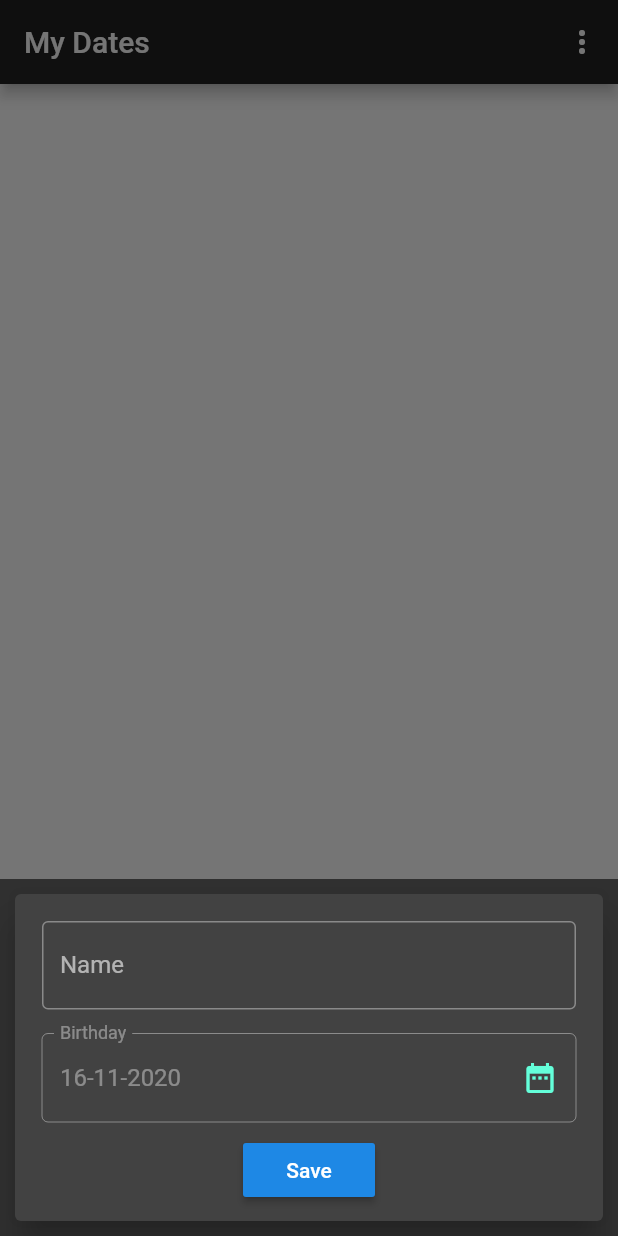
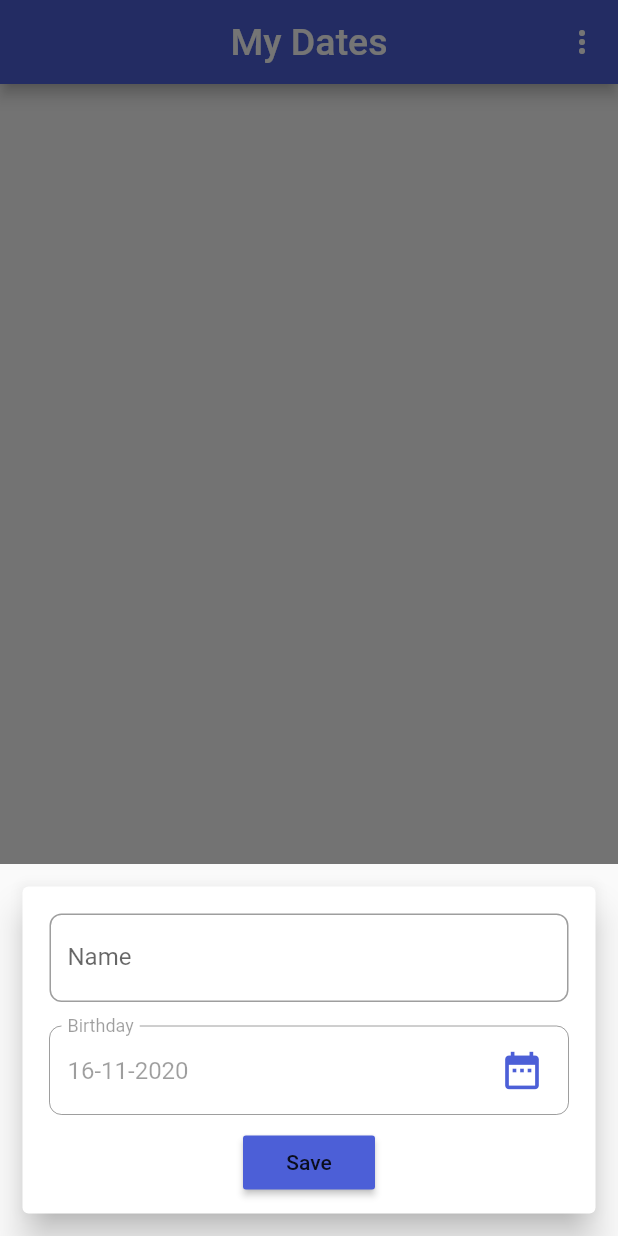
Before and after one commit to nick990/AgeCalculator, a Flutter app: the screen it shows after launch, item 2 of the bottom bar chosen, after a tap on the "add" icon, on a phone screen of 412 x 824 dp. Run offline on Flutter 3.47's test engine with Material 2 defaults, Android fonts, the phone set to English and light mode, and no system bars; our stand-ins replace share, sqflite; accounts and stored records are empty.

Commit message:
First restyle.

```diff
--- a/lib/main.dart
+++ b/lib/main.dart
@@ -3,6 +3,7 @@ import 'package:age_calculator/pages/my_date_details_screen.dart';
 import 'package:age_calculator/pages/settings_screen.dart';
 import 'package:age_calculator/providers/mydates_provider.dart';
 import 'package:age_calculator/providers/settings_provider.dart';
+import 'package:age_calculator/themes/app_theme.dart';
 import 'package:flutter/material.dart';
 import 'package:provider/provider.dart';
 
@@ -23,15 +24,16 @@ class MyApp extends StatelessWidget {
       child: MaterialApp(
         debugShowCheckedModeBanner: false,
         title: 'Age Calculator',
-        theme: ThemeData(
-          brightness: Brightness.dark,
-          primaryColorDark: Colors.deepOrangeAccent,
-          scaffoldBackgroundColor: Colors.white24,
-          cardTheme: CardTheme(
-            elevation: 10,
-            margin: EdgeInsets.all(10),
-          ),
-        ),
+        // theme: ThemeData(
+        //   brightness: Brightness.dark,
+        //   primaryColorDark: Colors.deepOrangeAccent,
+        //   scaffoldBackgroundColor: Colors.white24,
+        //   cardTheme: CardTheme(
+        //     elevation: 10,
+        //     margin: EdgeInsets.all(10),
+        //   ),
+        // ),
+        theme: AppTheme.lightTheme,
         initialRoute: '/',
         routes: {
           '/': (context) => Home(),
--- a/lib/pages/calculator_partial_screen.dart
+++ b/lib/pages/calculator_partial_screen.dart
@@ -1,7 +1,9 @@
 import 'package:age_calculator/models/Age.dart';
 import 'package:age_calculator/models/Lifetime.dart';
 import 'package:age_calculator/providers/settings_provider.dart';
+import 'package:age_calculator/themes/app_theme.dart';
 import 'package:age_calculator/widgets/age.dart';
+import 'package:age_calculator/widgets/gradient_icon.dart';
 import 'package:age_calculator/widgets/lifetime.dart';
 import 'package:age_calculator/widgets/mydate_creation.dart';
 import 'package:age_calculator/widgets/next_birthday.dart';
@@ -68,10 +70,14 @@ class _CalculatorPartialScreenState extends State<CalculatorPartialScreen> {
                     style: Theme.of(context).textTheme.headline4,
                     decoration: InputDecoration(
                       labelText: 'Birthday',
-                      border: const OutlineInputBorder(),
-                      suffixIcon: Icon(
-                        Icons.date_range,
-                        color: Theme.of(context).accentColor,
+                      disabledBorder: AppTheme.textInputBorder,
+                      suffixIcon: Padding(
+                        padding: const EdgeInsets.symmetric(horizontal: 16),
+                        child: GradientIcon(
+                          icon: Icons.date_range,
+                          size: 45,
+                          gradient: AppTheme.gradient1,
+                        ),
                       ),
                     ),
                     controller: birthdayController,
@@ -98,9 +104,8 @@ class _CalculatorPartialScreenState extends State<CalculatorPartialScreen> {
                 child: TextField(
                   style: Theme.of(context).textTheme.headline4,
                   decoration: InputDecoration(
-                    labelText: 'Today',
-                    border: const OutlineInputBorder(),
-                  ),
+                      labelText: 'Today',
+                      disabledBorder: AppTheme.textInputBorder),
                   controller: todayController,
                   enabled: false,
                   onSubmitted: (_) {},
@@ -135,7 +140,6 @@ class _CalculatorPartialScreenState extends State<CalculatorPartialScreen> {
         (this.birthdayDate == null)
             ? null
             : FloatingActionButton(
-                backgroundColor: Theme.of(context).primaryColorDark,
                 onPressed: () {
                   showModalBottomSheet(
                       context: context,
@@ -146,10 +150,18 @@ class _CalculatorPartialScreenState extends State<CalculatorPartialScreen> {
                         );
                       });
                 },
-                child: Icon(
-                  Icons.save,
-                  size: 40,
-                  color: Colors.white,
+                child: Container(
+                  width: 60,
+                  height: 60,
+                  decoration: BoxDecoration(
+                    shape: BoxShape.circle,
+                    // circular shape
+                    gradient: AppTheme.gradient2,
+                  ),
+                  child: Icon(
+                    Icons.save,
+                    size: 40,
+                  ),
                 ),
               );
 
--- a/lib/pages/home.dart
+++ b/lib/pages/home.dart
@@ -1,5 +1,7 @@
 import 'package:age_calculator/pages/calculator_partial_screen.dart';
 import 'package:age_calculator/pages/my_dates_partial_screen.dart';
+import 'package:age_calculator/themes/app_theme.dart';
+import 'package:age_calculator/widgets/gradient_icon.dart';
 import 'package:flutter/material.dart';
 import 'package:share/share.dart';
 
@@ -61,7 +63,6 @@ class _HomeState extends State<Home> {
     var list = List<BottomNavigationBarItem>();
     for (var page in _pages) {
       var item = BottomNavigationBarItem(
-        backgroundColor: Theme.of(context).primaryColor,
         icon: Icon(page['icon']),
         title: Text(page['icon_text']),
       );
@@ -92,7 +93,11 @@ class _HomeState extends State<Home> {
   Widget build(BuildContext context) {
     return Scaffold(
       appBar: AppBar(
-        title: Text(_pages[_selectedPageIndex]['title']),
+        //backgroundColor: AppTheme.appBarBackgroundColor,
+        title: Text(
+          _pages[_selectedPageIndex]['title'],
+          style: AppTheme.appBarTextStyle,
+        ),
         actions: [
           PopupMenuButton<RoutePopupMenuItem>(
             onSelected: (choice) {
@@ -106,7 +111,7 @@ class _HomeState extends State<Home> {
                       children: [
                         Icon(
                           item.icon,
-                          color: Theme.of(context).accentColor,
+                          color: AppTheme.color1,
                         ),
                         Padding(padding: EdgeInsets.all(8.0)),
                         Text(item.title),
@@ -120,12 +125,10 @@ class _HomeState extends State<Home> {
       body: _pages[_selectedPageIndex]['page'],
       bottomNavigationBar: BottomNavigationBar(
         onTap: _selectPage,
-        backgroundColor: Theme.of(context).primaryColor,
-        unselectedItemColor: Colors.white,
-        selectedItemColor: Theme.of(context).accentColor,
         currentIndex: _selectedPageIndex,
         type: BottomNavigationBarType.fixed,
         items: this.buildBottomNavigationBarItems(),
+        selectedItemColor: AppTheme.color1,
       ),
     );
   }
--- a/lib/pages/my_date_details_screen.dart
+++ b/lib/pages/my_date_details_screen.dart
@@ -1,6 +1,7 @@
 import 'package:age_calculator/models/Lifetime.dart';
 import 'package:age_calculator/providers/mydates_provider.dart';
 import 'package:age_calculator/providers/settings_provider.dart';
+import 'package:age_calculator/themes/app_theme.dart';
 import 'package:age_calculator/widgets/age.dart';
 import 'package:age_calculator/widgets/lifetime.dart';
 import 'package:age_calculator/widgets/mycard.dart';
@@ -50,7 +51,7 @@ class MyDateDetailsScreen extends StatelessWidget {
         appBar: AppBar(
           title: Text(
             myDate.name,
-            style: Theme.of(context).textTheme.headline3,
+            style: AppTheme.appBarTextStyle,
           ),
           actions: <Widget>[
             IconButton(
--- a/lib/pages/my_dates_partial_screen.dart
+++ b/lib/pages/my_dates_partial_screen.dart
@@ -29,7 +29,6 @@ class MyDatesPartialScreen extends StatelessWidget {
           ),
         ]),
         floatingActionButton: FloatingActionButton(
-          backgroundColor: Theme.of(context).primaryColorDark,
           onPressed: () {
             showModalBottomSheet(
                 context: context,
@@ -42,7 +41,6 @@ class MyDatesPartialScreen extends StatelessWidget {
           child: Icon(
             Icons.add,
             size: 40,
-            color: Colors.white,
           ),
         ),
       ),
--- a/lib/widgets/mydate_creation.dart
+++ b/lib/widgets/mydate_creation.dart
@@ -1,6 +1,7 @@
 import 'package:age_calculator/models/MyDate.dart';
 import 'package:age_calculator/pages/my_date_details_screen.dart';
 import 'package:age_calculator/providers/mydates_provider.dart';
+import 'package:age_calculator/themes/app_theme.dart';
 import 'package:flutter/material.dart';
 import 'package:intl/intl.dart';
 import 'package:provider/provider.dart';
@@ -34,7 +35,7 @@ class _MyDateCreationModalState extends State<MyDateCreationModal> {
 
   void _submitData(BuildContext context) async {
     final enteredName = nameController.text;
-    if (enteredName.isEmpty) {
+    if (enteredName.isEmpty || enteredName == null) {
       return;
     }
     var newDate = MyDate(name: enteredName, birthday: this.birthdayDate);
@@ -86,7 +87,7 @@ class _MyDateCreationModalState extends State<MyDateCreationModal> {
                 child: TextField(
                   decoration: InputDecoration(
                     labelText: 'Name',
-                    border: const OutlineInputBorder(),
+                    border: AppTheme.textInputBorder,
                   ),
                   controller: nameController,
                   onSubmitted: (_) => {},
@@ -103,10 +104,15 @@ class _MyDateCreationModalState extends State<MyDateCreationModal> {
                         child: TextField(
                           decoration: InputDecoration(
                             labelText: 'Birthday',
-                            border: const OutlineInputBorder(),
-                            suffixIcon: Icon(
-                              Icons.date_range,
-                              color: Theme.of(context).accentColor,
+                            border: AppTheme.textInputBorder,
+                            suffixIcon: Padding(
+                              padding:
+                                  const EdgeInsets.symmetric(horizontal: 16),
+                              child: Icon(
+                                Icons.date_range,
+                                color: AppTheme.color1,
+                                size: 30,
+                              ),
                             ),
                           ),
                           controller: birthdayController,
@@ -119,6 +125,7 @@ class _MyDateCreationModalState extends State<MyDateCreationModal> {
                 ),
               ),
               RaisedButton(
+                color: AppTheme.color1,
                 onPressed: () => _submitData(context),
                 child: Text(
                   'Save',
```
Also changed, not shown: lib/pages/settings_screen.dart (+63 -26 lines), lib/widgets/mycard.dart (+5 -2 lines).
